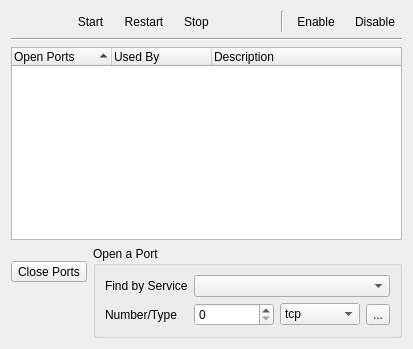
First picture: the form in src-qt5/gui_client/pages/page_firewall.ui, repository trueos/sysadm-ui-qt, before the edit.
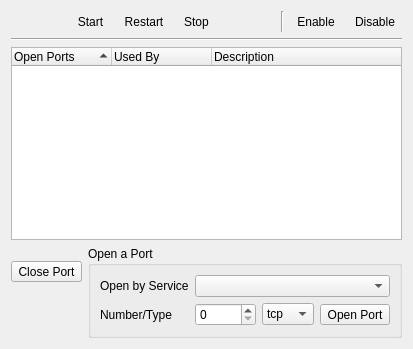
Second picture: the form after the edit. Icons and pictures are not drawn.

Commit message: make status/tool tips uniform for firewall page

```diff
--- a/src-qt5/gui_client/pages/page_firewall.ui
+++ b/src-qt5/gui_client/pages/page_firewall.ui
@@ -202,7 +202,7 @@
           <string>Close the currently-selected ports</string>
          </property>
          <property name="text">
-          <string>Close Ports</string>
+          <string>Close Port</string>
          </property>
          <property name="icon">
           <iconset resource="../../icons/icons.qrc">
@@ -252,7 +252,7 @@
         <item row="0" column="0">
          <widget class="QLabel" name="label_6">
           <property name="text">
-           <string>Find by Service</string>
+           <string>Open by Service</string>
           </property>
          </widget>
         </item>
@@ -295,6 +295,12 @@
           </item>
           <item>
            <widget class="QToolButton" name="tool_open_port">
+            <property name="sizePolicy">
+             <sizepolicy hsizetype="Fixed" vsizetype="Fixed">
+              <horstretch>0</horstretch>
+              <verstretch>0</verstretch>
+             </sizepolicy>
+            </property>
             <property name="toolTip">
              <string>Open Port</string>
             </property>
@@ -302,12 +308,15 @@
              <string>Open the designated port</string>
             </property>
             <property name="text">
-             <string notr="true">...</string>
+             <string notr="true">Open Port</string>
             </property>
             <property name="icon">
              <iconset resource="../../icons/icons.qrc">
               <normaloff>:/icons/black/keyhole.svg</normaloff>:/icons/black/keyhole.svg</iconset>
             </property>
+            <property name="toolButtonStyle">
+             <enum>Qt::ToolButtonTextUnderIcon</enum>
+            </property>
            </widget>
           </item>
          </layout>
```
Left out of the diff: 14 changed lines with no effect on the pictures.
